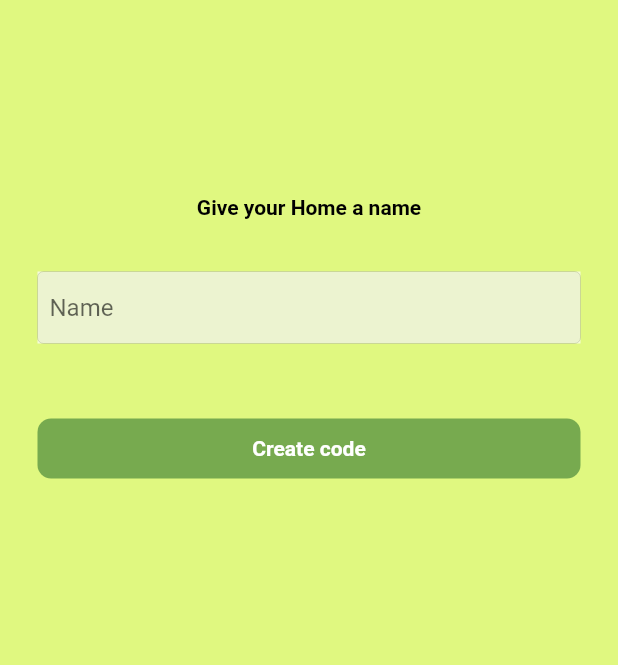
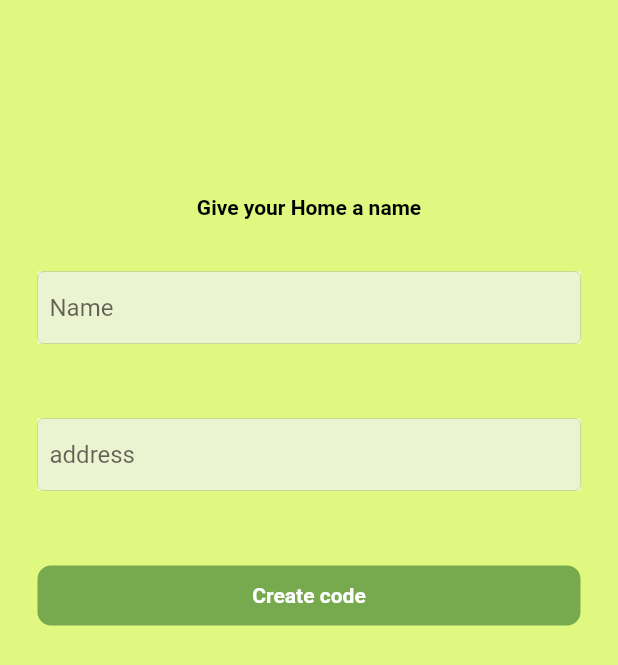
Before and after one commit to DroneCodes/em_home, a Flutter app: the CreateHomeScreen screen opened directly, on a phone screen of 412 x 824 dp. Shown: the top 665 px of the screen. Run offline on Flutter 3.47's test engine with Material 2 defaults, Android fonts, the phone set to English and light mode, and no system bars; our stand-ins replace cloud_firestore, firebase_auth, firebase_core, firebase_storage, flutter_svg, google_sign_in and 2 more; missing offline and left inert: flutter_facebook_auth; accounts and stored records are empty; project files that could hold a hidden picture were left out.

Commit message:
Fixed User and Homes addition to Firebase

```diff
--- a/lib/methods/methods.dart
+++ b/lib/methods/methods.dart
@@ -12,7 +12,7 @@ class Storage {
     Reference ref = storage.ref().child(childName).child(auth.currentUser!.uid);
 
     UploadTask uploadTask = ref.putData(file);
-    TaskSnapshot snapshot = (await UploadTask) as TaskSnapshot;
+    TaskSnapshot snapshot = (UploadTask) as TaskSnapshot;
     String downloadUrl = await snapshot.ref.getDownloadURL();
     return downloadUrl;
 
--- a/lib/models/user.dart
+++ b/lib/models/user.dart
@@ -3,22 +3,37 @@ import 'package:cloud_firestore/cloud_firestore.dart';
 class User {
   final String uid;
   final String email;
-  //final String photoUrl;
+  final String password;
+  // final String dateOfBirth;
+  // final String phoneNumber;
+  final String profilePhoto;
+  // final String gender;
+  // final String status;
 
   User({
     required this.uid,
     required this.email,
-    //required this.photoUrl
+    required this.password,
+    // required this.dateOfBirth,
+    // required this.phoneNumber,
+    required this.profilePhoto,
+    // required this.gender,
+    // required this.status,
   });
 
   // adding functions to user so we can easily access from firebase
 
   // this would convert the User class to an object file
   Map<String, dynamic> toJson() => {
-    "uid": uid,
-    "email": email,
-    // "photoUrl": photoUrl,
-  };
+        "uid": uid,
+        "email": email,
+        "password": password,
+        // "dateOfBirth": dateOfBirth,
+        // "phoneNumber": phoneNumber,
+        "profilePhoto": profilePhoto,
+        // "gender": gender,
+        // "status": status,
+      };
 
   // create a function that takes a document snapshot and return a data model
   static User fromSnap(DocumentSnapshot snap) {
@@ -27,40 +42,43 @@ class User {
     return User(
       uid: snapshot["uid"],
       email: snapshot["email"],
-      //photoUrl: snapshot["photoUrl"],
+      password: snapshot["password"],
+      // dateOfBirth: snapshot["dateOfBirth"],
+      // phoneNumber: snapshot["phoneNumber"],
+      profilePhoto: snapshot["profilePhoto"],
+      // gender: snapshot["gender"],
+      // status: snapshot["status"],
     );
   }
 }
-
 
 class Home {
   final List users;
   final String name;
   final String homeid;
+  final String address;
 
   Home({
     required this.users,
     required this.name,
-    required this.homeid
+    required this.homeid,
+    required this.address,
   });
 
   // adding functions to user so we can easily access from firebase
 
   // this would convert the User class to an object file
-  Map<String, dynamic> toJson() => {
-    "users": users,
-    "home": name,
-    "homeid": homeid
-  };
+  Map<String, dynamic> toJson() =>
+      {"users": users, "home": name, "homeid": homeid, "address": address};
 
   // create a function that takes a document snapshot and return a data model
   static Home fromSnap(DocumentSnapshot snap) {
     var snapshot = snap.data() as Map<String, dynamic>;
 
     return Home(
-      users: snapshot["users"],
-      name: snapshot["home"],
-      homeid: snapshot["homeid"]
-    );
+        users: snapshot["users"],
+        name: snapshot["home"],
+        homeid: snapshot["homeid"],
+        address: snapshot["address"]);
   }
 }
--- a/lib/screens/create_home.dart
+++ b/lib/screens/create_home.dart
@@ -1,9 +1,7 @@
-import 'dart:typed_data';
-
 import 'package:cloud_firestore/cloud_firestore.dart';
+import 'package:em_home/screens/user_home_screen.dart';
 import 'package:em_home/utils/colors.dart';
 import 'package:em_home/widgets/text_field.dart';
-import 'package:flutter/cupertino.dart';
 import 'package:flutter/material.dart';
 import 'package:uuid/uuid.dart';
 
@@ -17,37 +15,37 @@ class CreateHomeScreen extends StatefulWidget {
 }
 
 class _CreateHomeScreenState extends State<CreateHomeScreen> {
-
   final TextEditingController homenameController = TextEditingController();
+  final TextEditingController addressController = TextEditingController();
 
   @override
   void dispose() {
     // TODO: implement dispose
     super.dispose();
     homenameController.dispose();
+    addressController.dispose();
   }
 
   // Future<String> uploadImageToStorage(String childName, Uint8List file) {
   //   Reference ref = storage
   // }
 
-  Future createHome() async{
+  Future createHome() async {
     final FirebaseFirestore _firestore = FirebaseFirestore.instance;
     String homeid = const Uuid().v1();
     final homes = Home(
-        users: [],
-        name: homenameController.text,
-        homeid: homeid
+      users: [],
+      name: homenameController.text,
+      homeid: homeid,
+      address: addressController.text,
     );
     await _firestore.collection("homes").doc(homeid).set(homes.toJson());
-  Navigator.pushReplacement(context, MaterialPageRoute(builder: (context) => const CircularProgressIndicator()));
+    Navigator.pushReplacement(context,
+        MaterialPageRoute(builder: (context) => const UserHomeScreen()));
   }
-
-
 
   @override
   Widget build(BuildContext context) {
-
     return Scaffold(
       backgroundColor: backgroundColor,
       body: Padding(
@@ -61,27 +59,27 @@ class _CreateHomeScreenState extends State<CreateHomeScreen> {
               Text(
                 textAlign: TextAlign.center,
                 "Give your Home a name",
-                style: TextStyle(
-                    color: textColor,
-                    fontWeight: FontWeight.bold
-                ),
+                style: TextStyle(color: textColor, fontWeight: FontWeight.bold),
               ),
-
               const SizedBox(
                 height: 35,
               ),
-
               TextFieldInput(
                 textEditingController: homenameController,
                 hintText: "Name",
                 textInputType: TextInputType.text,
               ),
-
               const SizedBox(
                 height: 50,
               ),
-
-
+              TextFieldInput(
+                textEditingController: addressController,
+                hintText: "address",
+                textInputType: TextInputType.streetAddress,
+              ),
+              const SizedBox(
+                height: 50,
+              ),
               GestureDetector(
                 onTap: createHome,
                 child: Container(
@@ -98,7 +96,8 @@ class _CreateHomeScreenState extends State<CreateHomeScreen> {
                     "Create code",
                     style: TextStyle(
                         color: buttonTextColor, fontWeight: FontWeight.bold),
-                  ),),
+                  ),
+                ),
               ),
             ],
           ),
@@ -107,28 +106,3 @@ class _CreateHomeScreenState extends State<CreateHomeScreen> {
     );
   }
 }
-
-
-// Future<String> createHome(
-//     String uid,
-//     ) async {
-//   String res = "some error occured";
-//   try {
-//     final FirebaseFirestore _firestore = FirebaseFirestore.instance;
-//     String homeid = const Uuid().v1();
-//     Home homes = Home(
-//         users: [],
-//         uid: uid,
-//         // use the uuid package
-//         name: homenameController.text,
-//         homeid: homeid
-//     );
-//     await _firestore.collection("homes").doc(uid).set(homes.toJson());
-//     res = "success";
-//   } catch (err) {
-//     res = err.toString();
-//   }
-//   return res;
-// }
-// Navigator.pushReplacement(context, MaterialPageRoute(builder: (context) => const CircularProgressIndicator()));
-// }
```
Also changed, not shown: lib/methods/auth_method.dart (+69 -0 lines), lib/screens/login_screen.dart (+46 -21 lines), lib/screens/register_screen.dart (+60 -34 lines), lib/screens/user_home_screen.dart (+7 -11 lines).
